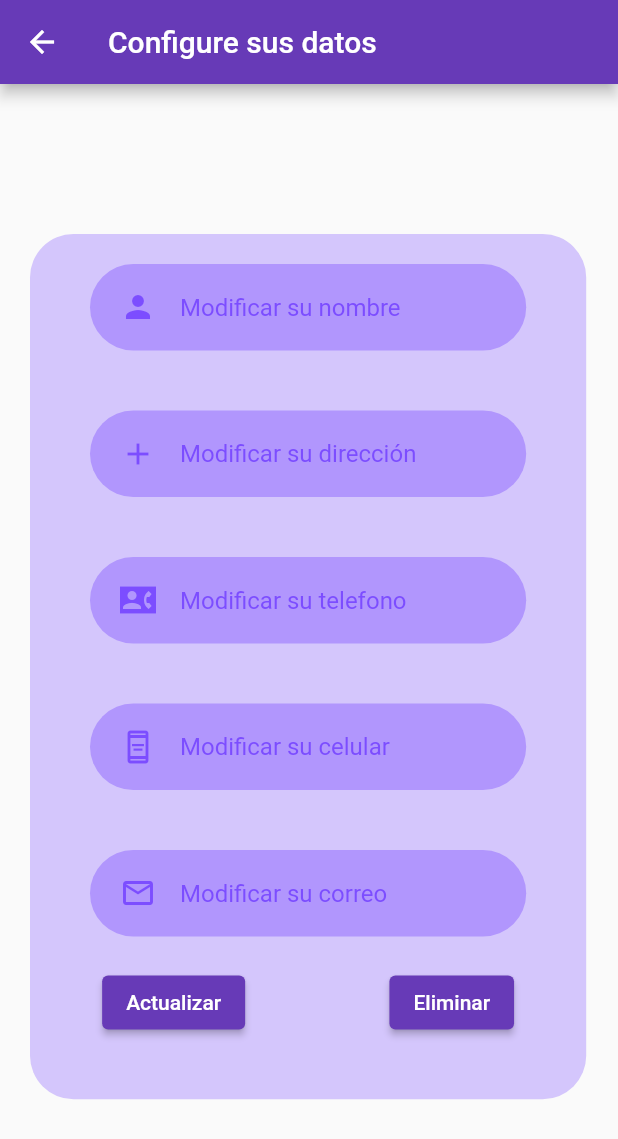
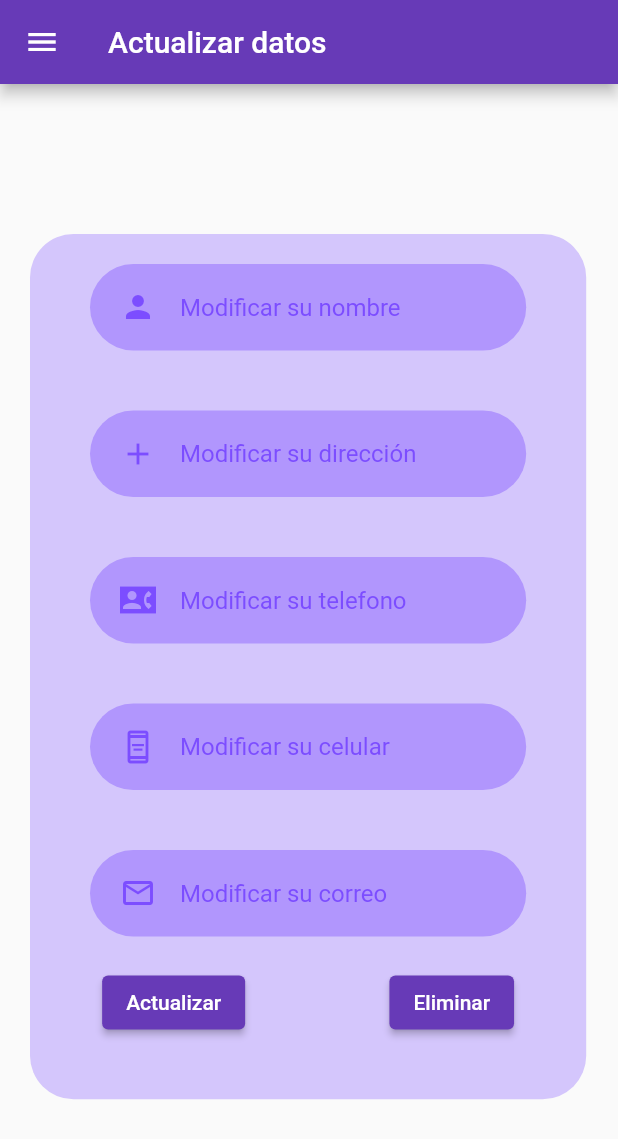
Before and after one commit to caom312/neighborshop, a Flutter app: the modificar screen opened directly with empty values, on a phone screen of 412 x 824 dp. Shown: the top 1139 px of the screen. Run offline on Flutter 3.47's test engine with Material 2 defaults, Android fonts, the phone set to English and light mode, and no system bars; our stand-ins replace cloud_firestore, firebase_core, fluttertoast; accounts and stored records are empty; network calls fail.

Commit message:
Boton Home, para regresar desde cualquier parte de la aplicacion al inicio

```diff
--- a/lib/busquedapro.dart
+++ b/lib/busquedapro.dart
@@ -2,6 +2,8 @@ import 'package:cloud_firestore/cloud_firestore.dart';
 import 'package:flutter/material.dart';
 import 'package:neighborshop/pantallas/descripcionnegocio.dart';
 import 'package:neighborshop/pantallas/negociomodelodata.dart';
+
+import 'menulateral/menuLateral.dart';
 
 
 class busquedapro extends StatefulWidget {
@@ -84,6 +86,7 @@ void getProductos1() async {
         elevation: 0,
         title: Text("NeighborShop"),
       ),
+      drawer: drawermenulateral(context),
       body: SingleChildScrollView(
         scrollDirection: Axis.vertical,
         child: Column(
--- a/lib/configuracion.dart
+++ b/lib/configuracion.dart
@@ -1,9 +1,7 @@
 import 'package:cloud_firestore/cloud_firestore.dart';
 import 'package:flutter/material.dart';
-import 'package:fluttertoast/fluttertoast.dart';
 import 'package:neighborshop/menulateral/menuLateral.dart';
 import 'package:neighborshop/modificar.dart';
-import 'package:neighborshop/pantallas/listanegociosPedido.dart';
 import 'package:neighborshop/registro.dart';
 
 class configuarcion extends StatefulWidget {
@@ -33,7 +31,7 @@ class _configuarcionState extends State<configuarcion> {
         body: ListView(children: [
           Container(
             child: Text(
-              "Modifique sus datos",
+              "Verifique sus datos",
               style: TextStyle(color: Colors.deepPurple,fontWeight: FontWeight.bold, fontSize: 25),
             ),
 
--- a/lib/descripcionPro.dart
+++ b/lib/descripcionPro.dart
@@ -1,6 +1,8 @@
 import 'package:cloud_firestore/cloud_firestore.dart';
 import 'package:flutter/material.dart';
 import 'package:neighborshop/pantallas/listarnegocios.dart';
+
+import 'menulateral/menuLateral.dart';
 
 class descripcionPro extends StatefulWidget {
   final String con;
@@ -43,6 +45,7 @@ class _descripcionProState extends State<descripcionPro> {
       appBar: AppBar(
         //title: Text(listaProducto[0]["nombre"]),
       ),
+      drawer: drawermenulateral(context),
       body: ListView.builder(
           itemCount: listaProducto.length,
           itemBuilder: (BuildContext context, i) {
--- a/lib/menulateral/menuLateral.dart
+++ b/lib/menulateral/menuLateral.dart
@@ -3,6 +3,7 @@ import 'package:neighborshop/configuracion.dart';
 import 'package:neighborshop/pantallas/listarnegocios.dart';
 import 'package:neighborshop/pantallas/moduloPedido.dart';
 import '../busquedapro.dart';
+import '../main.dart';
 import '../registro.dart';
 
 
@@ -20,7 +21,15 @@ Drawer drawermenulateral(BuildContext context) {
               accountName: Text('NeighborShop',style: TextStyle(color: Colors.white,fontWeight: FontWeight.bold, fontSize: 25),),
               accountEmail: Text('')
           ),
+          ListTile(
+          title: Text('Home',style: TextStyle(fontSize: 15),),
+          leading: Icon(Icons.home),
 
+          onTap: (){
+            Navigator.push(context, MaterialPageRoute(builder: (context)=>MyApp()));
+
+          },
+          ),
           ListTile(
             title: Text('Registrarse',style: TextStyle(fontSize: 15),),
             leading: Icon(Icons.account_box_outlined),
--- a/lib/modificar.dart
+++ b/lib/modificar.dart
@@ -1,7 +1,8 @@
 import 'package:cloud_firestore/cloud_firestore.dart';
 import 'package:flutter/material.dart';
-import 'package:neighborshop/main.dart';
 import 'package:neighborshop/registro.dart';
+
+import 'menulateral/menuLateral.dart';
 
 class modificar extends StatefulWidget {
   final String dato;
@@ -56,8 +57,10 @@ class _modificarState extends State<modificar> {
     Size size = MediaQuery.of(context).size;
     return Scaffold(
       appBar: AppBar(
-        title: Text("Configure sus datos"),
-      ),body: SingleChildScrollView(
+        title: Text("Actualizar datos"),
+      ),
+      drawer: drawermenulateral(context),
+      body: SingleChildScrollView(
       child:Container(
         alignment: Alignment.center,
         margin: EdgeInsets.symmetric(horizontal: 20, vertical: 100),
--- a/lib/negocios.dart
+++ b/lib/negocios.dart
@@ -1,5 +1,6 @@
 import 'package:cloud_firestore/cloud_firestore.dart';
 import 'package:flutter/material.dart';
+import 'package:neighborshop/menulateral/menuLateral.dart';
 import 'package:neighborshop/productos.dart';
 
 class negocios extends StatefulWidget {
@@ -39,6 +40,7 @@ class _negociosState extends State<negocios> {
       appBar: AppBar(
         title: Text("Negocios de " + widget.datos),
       ),
+      drawer: drawermenulateral(context),
 
       body:ListView.builder(
           itemCount: negocioLista.length,
--- a/lib/pantallas/carritoCompras.dart
+++ b/lib/pantallas/carritoCompras.dart
@@ -115,7 +115,7 @@ class _carritoBarState extends State<carritoBar> {
         ),*/
         BottomNavigationBarItem(
             icon: Icon(Icons.paid, size: 30),
-            label: "Confirmar\nCompra"
+            label: "Confirmar\nPedido"
         )
       ],
       onTap: (indice){
--- a/lib/pantallas/consultanegocios.dart
+++ b/lib/pantallas/consultanegocios.dart
@@ -1,6 +1,6 @@
 import 'package:flutter/material.dart';
-import 'package:firebase_core/firebase_core.dart';
 import 'package:cloud_firestore/cloud_firestore.dart';
+import 'package:neighborshop/menulateral/menuLateral.dart';
 
 class MyHomePage extends StatefulWidget {
   const MyHomePage({Key? key, required this.title}) : super(key: key);
@@ -43,6 +43,7 @@ class _MyHomePageState extends State<MyHomePage> {
       appBar: AppBar(
         title: Text("Pantalla Negocios"),
       ),
+      drawer: drawermenulateral(context),
       body: Center(
         child: ListView.builder(
           //longitud items a generar
--- a/lib/pantallas/descripcionnegocio.dart
+++ b/lib/pantallas/descripcionnegocio.dart
@@ -1,4 +1,5 @@
 import 'package:flutter/material.dart';
+import 'package:neighborshop/menulateral/menuLateral.dart';
 import 'package:neighborshop/pantallas/negociomodelodata.dart';
 import 'package:url_launcher/url_launcher.dart';
 import 'listarnegocios.dart';
@@ -12,7 +13,9 @@ class descripcionnegocio extends StatelessWidget {
   @override
   Widget build(BuildContext context) {
     return Scaffold(
-      appBar: AppBar(title: Text(Negociomodelodata.nombre),),
+      appBar: AppBar(title: Text(Negociomodelodata.nombre),
+      ),
+      drawer: drawermenulateral(context),
 
       body:ListView(
         children: [
--- a/lib/pantallas/listarnegocios.dart
+++ b/lib/pantallas/listarnegocios.dart
@@ -1,6 +1,7 @@
 import 'package:flutter/material.dart';
 import 'package:cloud_firestore/cloud_firestore.dart';
 import 'package:neighborshop/buscadorappbar/SearchNegociosDelegate.dart';
+import 'package:neighborshop/menulateral/menuLateral.dart';
 import 'package:neighborshop/pantallas/descripcionnegocio.dart';
 import 'package:neighborshop/pantallas/negociomodelodata.dart';
 
@@ -66,6 +67,7 @@ class _listarnegociosState extends State<listarnegocios> {
 
       ),
       ),
+      drawer: drawermenulateral(context),
       body: ListView.builder(
           itemCount: datos_negocios.length,
           itemBuilder: (BuildContext context,j){
--- a/lib/productos.dart
+++ b/lib/productos.dart
@@ -1,6 +1,8 @@
 import 'package:cloud_firestore/cloud_firestore.dart';
 import 'package:flutter/material.dart';
 import 'package:neighborshop/descripcionPro.dart';
+
+import 'menulateral/menuLateral.dart';
 
 class productos extends StatefulWidget {
   final String c;
@@ -42,6 +44,7 @@ class _productosState extends State<productos> {
       appBar: AppBar(
         title: Text("Pantalla Productos"),
       ),
+      drawer: drawermenulateral(context),
 
       body:ListView.builder(
           itemCount: datosProducto.length,
```
Also changed, not shown: lib/registro.dart (+5 -2 lines).
